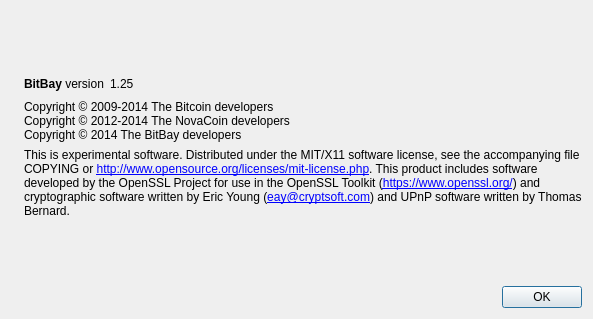
Qt form src/qt/forms/aboutdialog.ui (dzimbeck/BitBay) before a commit.
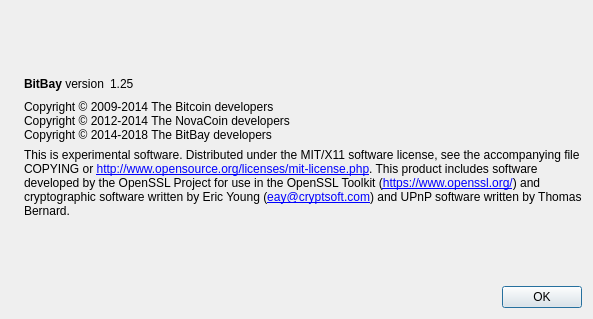
The same form after that commit. Icons and pictures are not drawn.

```diff
--- a/src/qt/forms/aboutdialog.ui
+++ b/src/qt/forms/aboutdialog.ui
@@ -93,7 +93,7 @@
        <property name="text">
         <string>Copyright © 2009-2014 The Bitcoin developers
 Copyright © 2012-2014 The NovaCoin developers
-Copyright © 2014 The BitBay developers</string>
+Copyright © 2014-2018 The BitBay developers</string>
        </property>
        <property name="textInteractionFlags">
         <set>Qt::LinksAccessibleByMouse|Qt::TextSelectableByKeyboard|Qt::TextSelectableByMouse</set>
```
